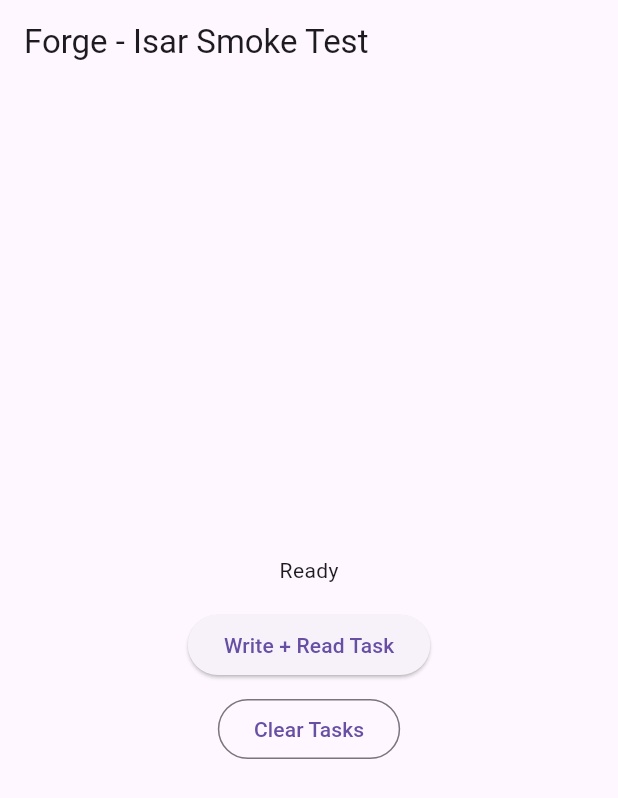
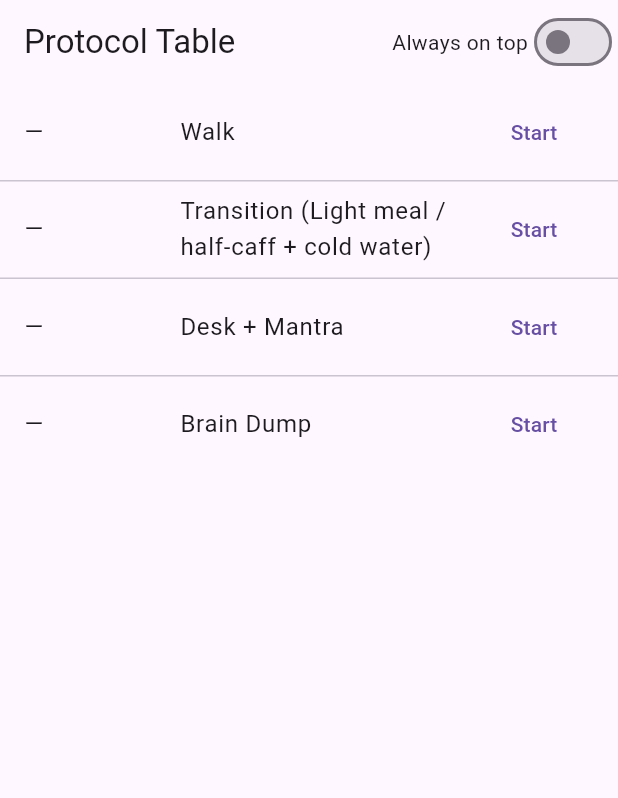
Before and after one commit to Kennethluiggi/protocol_widget, a Flutter app: the screen it shows after launch, on a phone screen of 412 x 824 dp. Shown: the top 798 px of the screen. Run offline on Flutter 3.47's test engine with Material 3 defaults, Android fonts, the phone set to English and light mode, and no system bars; our stand-ins replace isar; missing offline and left inert: window_manager; accounts and stored records are empty; generated files the repository leaves out were written again.

Commit message:
Implement protocol table MVP workflow

```diff
--- /dev/null
+++ b/lib/features/protocol/protocol_screen.dart
@@ -0,0 +1,388 @@
+import 'dart:async';
+import 'dart:io';
+import 'dart:ui';
+
+import 'package:flutter/material.dart';
+import 'package:window_manager/window_manager.dart';
+
+import '../../data/isar_db.dart';
+import '../../data/models/task.dart';
+
+class ProtocolScreen extends StatefulWidget {
+  const ProtocolScreen({super.key});
+
+  @override
+  State<ProtocolScreen> createState() => _ProtocolScreenState();
+}
+
+class _ProtocolScreenState extends State<ProtocolScreen> {
+  static const int _settingsPlanId = -1;
+  static const String _settingsType = 'user_settings';
+  static const String _aotTitle = 'always_on_top';
+
+  final Map<int, DateTime> _runningSince = {};
+  final ValueNotifier<DateTime> _ticker = ValueNotifier(DateTime.now());
+
+  late Future<void> _initFuture;
+  late final Timer _timer;
+
+  bool _alwaysOnTop = false;
+  int _planId = _todayPlanId();
+
+  @override
+  void initState() {
+    super.initState();
+    _initFuture = _initialize();
+    _timer = Timer.periodic(const Duration(seconds: 1), (_) {
+      _ticker.value = DateTime.now();
+    });
+  }
+
+  @override
+  void dispose() {
+    _timer.cancel();
+    _ticker.dispose();
+    super.dispose();
+  }
+
+  Future<void> _initialize() async {
+    await _ensureTodayRitualTasks();
+    await _loadAlwaysOnTop();
+  }
+
+  static int _todayPlanId() {
+    final now = DateTime.now();
+    return now.year * 10000 + now.month * 100 + now.day;
+  }
+
+  Future<void> _ensureTodayRitualTasks() async {
+    final isar = await IsarDb.instance();
+    final existing = await isar.tasks.filter().planIdEqualTo(_planId).findAll();
+    if (existing.isNotEmpty) {
+      return;
+    }
+
+    final templates = <({String title, int? targetMin})>[
+      (title: 'Walk', targetMin: 30),
+      (title: 'Transition (Light meal / half-caff + cold water)', targetMin: null),
+      (title: 'Desk + Mantra', targetMin: null),
+      (title: 'Brain Dump', targetMin: 15),
+    ];
+
+    final tasks = <Task>[];
+    for (var i = 0; i < templates.length; i++) {
+      final item = templates[i];
+      tasks.add(
+        Task()
+          ..planId = _planId
+          ..orderIndex = i
+          ..type = 'ritual'
+          ..title = item.title
+          ..targetMin = item.targetMin
+          ..status = 'not_started',
+      );
+    }
+
+    await isar.writeTxn(() async {
+      await isar.tasks.putAll(tasks);
+    });
+  }
+
+  Future<void> _loadAlwaysOnTop() async {
+    final isar = await IsarDb.instance();
+    final setting = await isar.tasks
+        .filter()
+        .planIdEqualTo(_settingsPlanId)
+        .typeEqualTo(_settingsType)
+        .titleEqualTo(_aotTitle)
+        .findFirst();
+
+    _alwaysOnTop = setting?.goalChimed ?? false;
+    await _applyAlwaysOnTop(_alwaysOnTop);
+  }
+
+  Future<void> _setAlwaysOnTop(bool value) async {
+    final isar = await IsarDb.instance();
+    final existing = await isar.tasks
+        .filter()
+        .planIdEqualTo(_settingsPlanId)
+        .typeEqualTo(_settingsType)
+        .titleEqualTo(_aotTitle)
+        .findFirst();
+
+    final row = existing ??
+        (Task()
+          ..planId = _settingsPlanId
+          ..orderIndex = 0
+          ..type = _settingsType
+          ..title = _aotTitle
+          ..status = 'done');
+
+    row.goalChimed = value;
+
+    await isar.writeTxn(() async {
+      await isar.tasks.put(row);
+    });
+
+    setState(() {
+      _alwaysOnTop = value;
+    });
+
+    await _applyAlwaysOnTop(value);
+  }
+
+  Future<void> _applyAlwaysOnTop(bool value) async {
+    if (!(Platform.isWindows || Platform.isLinux || Platform.isMacOS)) {
+      return;
+    }
+    await windowManager.setAlwaysOnTop(value);
+  }
+
+  Future<List<Task>> _loadPlanTasks() async {
+    final isar = await IsarDb.instance();
+    return isar.tasks
+        .filter()
+        .planIdEqualTo(_planId)
+        .typeEqualTo('ritual')
+        .sortByOrderIndex()
+        .findAll();
+  }
+
+  Future<void> _startTask(Task task) async {
+    final now = DateTime.now().millisecondsSinceEpoch;
+    task.actualStartTs ??= now;
+    task.status = 'running';
+    _runningSince[task.id] = DateTime.now();
+    await _saveTask(task);
+    setState(() {});
+  }
+
+  Future<void> _pauseTask(Task task) async {
+    final since = _runningSince[task.id];
+    if (since != null) {
+      final delta = DateTime.now().difference(since).inMilliseconds;
+      task.actualAccumulatedMs += delta;
+    }
+    _runningSince.remove(task.id);
+    task.status = 'paused';
+    await _saveTask(task);
+    setState(() {});
+  }
+
+  Future<void> _doneTask(Task task) async {
+    if (task.status == 'running') {
+      final since = _runningSince[task.id];
+      if (since != null) {
+        final delta = DateTime.now().difference(since).inMilliseconds;
+        task.actualAccumulatedMs += delta;
+      }
+    }
+
+    _runningSince.remove(task.id);
+    task.actualEndTs = DateTime.now().millisecondsSinceEpoch;
+    task.status = 'done';
+    await _saveTask(task);
+    setState(() {});
+  }
+
+  Future<void> _saveTask(Task task) async {
+    final isar = await IsarDb.instance();
+    await isar.writeTxn(() async {
+      await isar.tasks.put(task);
+    });
+  }
+
+  int _elapsedMs(Task task, DateTime tick) {
+    final base = task.actualAccumulatedMs;
+    if (task.status != 'running') return base;
+    final since = _runningSince[task.id];
+    if (since == null) return base;
+    return base + tick.difference(since).inMilliseconds;
+  }
+
+  String _formatDuration(int ms) {
+    final totalSec = (ms / 1000).floor();
+    final h = totalSec ~/ 3600;
+    final m = (totalSec % 3600) ~/ 60;
+    final s = totalSec % 60;
+    if (h > 0) {
+      return '${h.toString().padLeft(2, '0')}:${m.toString().padLeft(2, '0')}:${s.toString().padLeft(2, '0')}';
+    }
+    return '${m.toString().padLeft(2, '0')}:${s.toString().padLeft(2, '0')}';
+  }
+
+  String _plannedWindow(Task task) {
+    final start = task.plannedStartMin;
+    final end = task.plannedEndMin;
+    if (start == null || end == null) return '—';
+    return '${_formatClock(start)}–${_formatClock(end)}';
+  }
+
+  String _formatClock(int minutes) {
+    final h = (minutes ~/ 60) % 24;
+    final m = minutes % 60;
+    return '${h.toString().padLeft(2, '0')}:${m.toString().padLeft(2, '0')}';
+  }
+
+  Future<void> _editStartTime(Task selected, List<Task> tasks) async {
+    final oldStart = selected.plannedStartMin;
+    final initialMin = oldStart ?? 9 * 60;
+    final picked = await showTimePicker(
+      context: context,
+      initialTime: TimeOfDay(hour: initialMin ~/ 60, minute: initialMin % 60),
+    );
+
+    if (picked == null) return;
+
+    final newStart = picked.hour * 60 + picked.minute;
+    if (oldStart == null) {
+      final duration = selected.targetMin ?? 0;
+      selected.plannedStartMin = newStart;
+      selected.plannedEndMin = duration > 0 ? newStart + duration : newStart;
+      await _saveTask(selected);
+      setState(() {});
+      return;
+    }
+
+    final delta = newStart - oldStart;
+    if (delta == 0) return;
+
+    final changed = <Task>[];
+    for (final task in tasks) {
+      if (task.orderIndex < selected.orderIndex) continue;
+      if (task.plannedStartMin == null || task.plannedEndMin == null) continue;
+      task.plannedStartMin = task.plannedStartMin! + delta;
+      task.plannedEndMin = task.plannedEndMin! + delta;
+      changed.add(task);
+    }
+
+    if (changed.isEmpty) {
+      return;
+    }
+
+    final isar = await IsarDb.instance();
+    await isar.writeTxn(() async {
+      await isar.tasks.putAll(changed);
+    });
+
+    setState(() {});
+  }
+
+  @override
+  Widget build(BuildContext context) {
+    return FutureBuilder<void>(
+      future: _initFuture,
+      builder: (context, snapshot) {
+        if (snapshot.connectionState != ConnectionState.done) {
+          return const Scaffold(body: Center(child: CircularProgressIndicator()));
+        }
+
+        return Scaffold(
+          appBar: AppBar(
+            title: const Text('Protocol Table'),
+            actions: [
+              Row(
+                children: [
+                  const Text('Always on top'),
+                  Switch(
+                    value: _alwaysOnTop,
+                    onChanged: _setAlwaysOnTop,
+                  ),
+                ],
+              ),
+            ],
+          ),
+          body: FutureBuilder<List<Task>>(
+            future: _loadPlanTasks(),
+            builder: (context, tasksSnapshot) {
+              if (!tasksSnapshot.hasData) {
+                return const Center(child: CircularProgressIndicator());
+              }
+              final tasks = tasksSnapshot.data!;
+
+              return ValueListenableBuilder<DateTime>(
+                valueListenable: _ticker,
+                builder: (context, tick, _) {
+                  return ListView.separated(
+                    itemCount: tasks.length,
+                    separatorBuilder: (_, __) => const Divider(height: 1),
+                    itemBuilder: (context, index) {
+                      final task = tasks[index];
+                      final elapsed = _elapsedMs(task, tick);
+                      return ListTile(
+                        title: Row(
+                          children: [
+                            SizedBox(
+                              width: 92,
+                              child: InkWell(
+                                onTap: () => _editStartTime(task, tasks),
+                                child: Text(
+                                  _plannedWindow(task),
+                                  style: const TextStyle(fontFeatures: [FontFeature.tabularFigures()]),
+                                ),
+                              ),
+                            ),
+                            const SizedBox(width: 12),
+                            Expanded(
+                              child: Text(
+                                task.title,
+                                style: TextStyle(
+                                  decoration: task.status == 'done' ? TextDecoration.lineThrough : null,
+                                ),
+                              ),
+                            ),
+                            const SizedBox(width: 12),
+                            _buildControls(task, elapsed),
+                          ],
+                        ),
+                      );
+                    },
+                  );
+                },
+              );
+            },
+          ),
+        );
+      },
+    );
+  }
+
+  Widget _buildControls(Task task, int elapsedMs) {
+    switch (task.status) {
+      case 'running':
+        return Row(
+          mainAxisSize: MainAxisSize.min,
+          children: [
+            Text(_formatDuration(elapsedMs)),
+            const SizedBox(width: 8),
+            TextButton(onPressed: () => _pauseTask(task), child: const Text('Pause')),
+            const SizedBox(width: 4),
+            FilledButton.tonal(onPressed: () => _doneTask(task), child: const Text('Done')),
+          ],
+        );
+      case 'paused':
+        return Row(
+          mainAxisSize: MainAxisSize.min,
+          children: [
+            Text(_formatDuration(elapsedMs)),
+            const SizedBox(width: 8),
+            TextButton(onPressed: () => _startTask(task), child: const Text('Start')),
+            const SizedBox(width: 4),
+            FilledButton.tonal(onPressed: () => _doneTask(task), child: const Text('Done')),
+          ],
+        );
+      case 'done':
+        return Row(
+          mainAxisSize: MainAxisSize.min,
+          children: [
+            const Icon(Icons.check_circle, color: Colors.green),
+            const SizedBox(width: 6),
+            Text(_formatDuration(elapsedMs)),
+          ],
+        );
+      case 'not_started':
+      default:
+        return TextButton(onPressed: () => _startTask(task), child: const Text('Start'));
+    }
+  }
+}
--- a/lib/main.dart
+++ b/lib/main.dart
@@ -1,11 +1,16 @@
+import 'dart:io';
+
 import 'package:flutter/material.dart';
-import 'package:isar/isar.dart';
+import 'package:window_manager/window_manager.dart';
 
 import 'data/isar_db.dart';
-import 'data/models/task.dart';
+import 'features/protocol/protocol_screen.dart';
 
-void main() async {
+Future<void> main() async {
   WidgetsFlutterBinding.ensureInitialized();
+  if (Platform.isWindows || Platform.isLinux || Platform.isMacOS) {
+    await windowManager.ensureInitialized();
+  }
   await IsarDb.instance();
   runApp(const MyApp());
 }
@@ -17,76 +22,7 @@ class MyApp extends StatelessWidget {
   Widget build(BuildContext context) {
     return const MaterialApp(
       debugShowCheckedModeBanner: false,
-      home: IsarSmokeTest(),
+      home: ProtocolScreen(),
     );
   }
 }
-
-class IsarSmokeTest extends StatefulWidget {
-  const IsarSmokeTest({super.key});
-
-  @override
-  State<IsarSmokeTest> createState() => _IsarSmokeTestState();
-}
-
-class _IsarSmokeTestState extends State<IsarSmokeTest> {
-  String status = 'Ready';
-
-  Future<void> writeAndRead() async {
-    final isar = await IsarDb.instance();
-
-    final t = Task()
-      ..planId = 20260301
-      ..orderIndex = 0
-      ..type = 'ritual'
-      ..title = 'Brain Dump (offline)'
-      ..bullets = ['Write ideas on paper/whiteboard', 'No in-app notes']
-      ..targetMin = 15
-      ..status = 'not_started';
-
-    await isar.writeTxn(() async {
-      await isar.tasks.put(t);
-    });
-
-   final fetched = await isar.tasks.get(t.id);
-
-    setState(() {
-      status = fetched == null
-          ? 'No record found'
-          : 'Saved Task: id=${fetched.id}, title="${fetched.title}", targetMin=${fetched.targetMin}';
-    });
-  }
-
-  Future<void> clearAll() async {
-    final isar = await IsarDb.instance();
-    await isar.writeTxn(() async {
-      await isar.tasks.clear();
-    });
-    setState(() => status = 'Cleared');
-  }
-
-  @override
-  Widget build(BuildContext context) {
-    return Scaffold(
-      appBar: AppBar(title: const Text('Forge - Isar Smoke Test')),
-      body: Center(
-        child: Column(
-          mainAxisAlignment: MainAxisAlignment.center,
-          children: [
-            Text(status),
-            const SizedBox(height: 16),
-            ElevatedButton(
-              onPressed: writeAndRead,
-              child: const Text('Write + Read Task'),
-            ),
-            const SizedBox(height: 8),
-            OutlinedButton(
-              onPressed: clearAll,
-              child: const Text('Clear Tasks'),
-            ),
-          ],
-        ),
-      ),
-    );
-  }
-}
```
